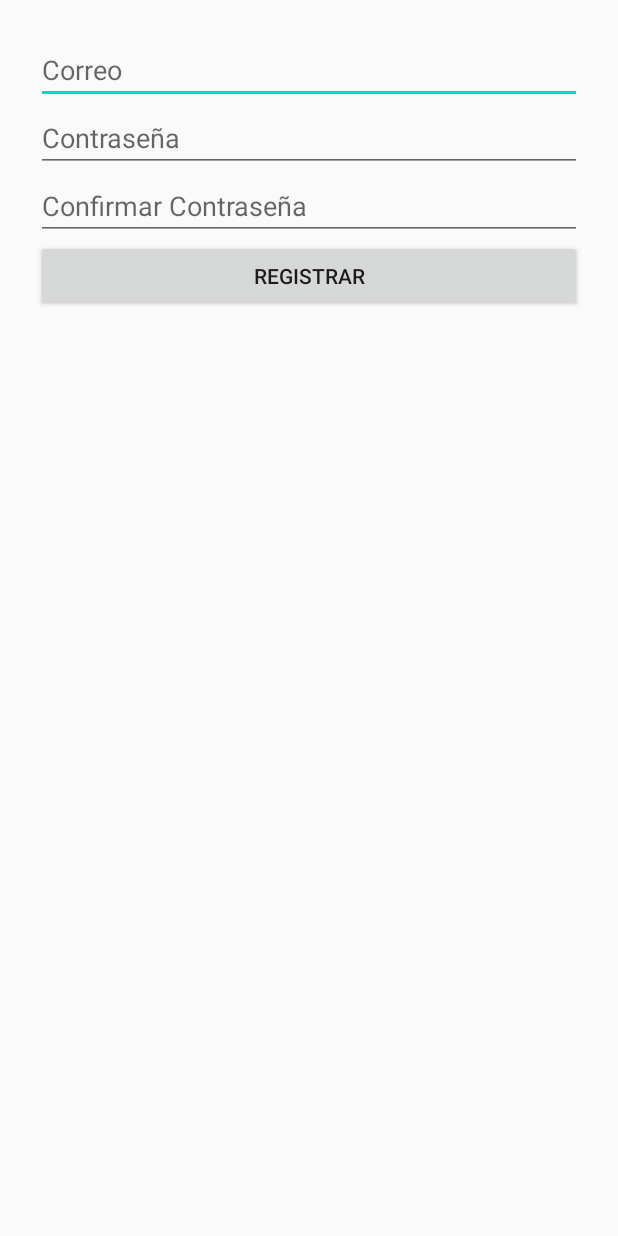
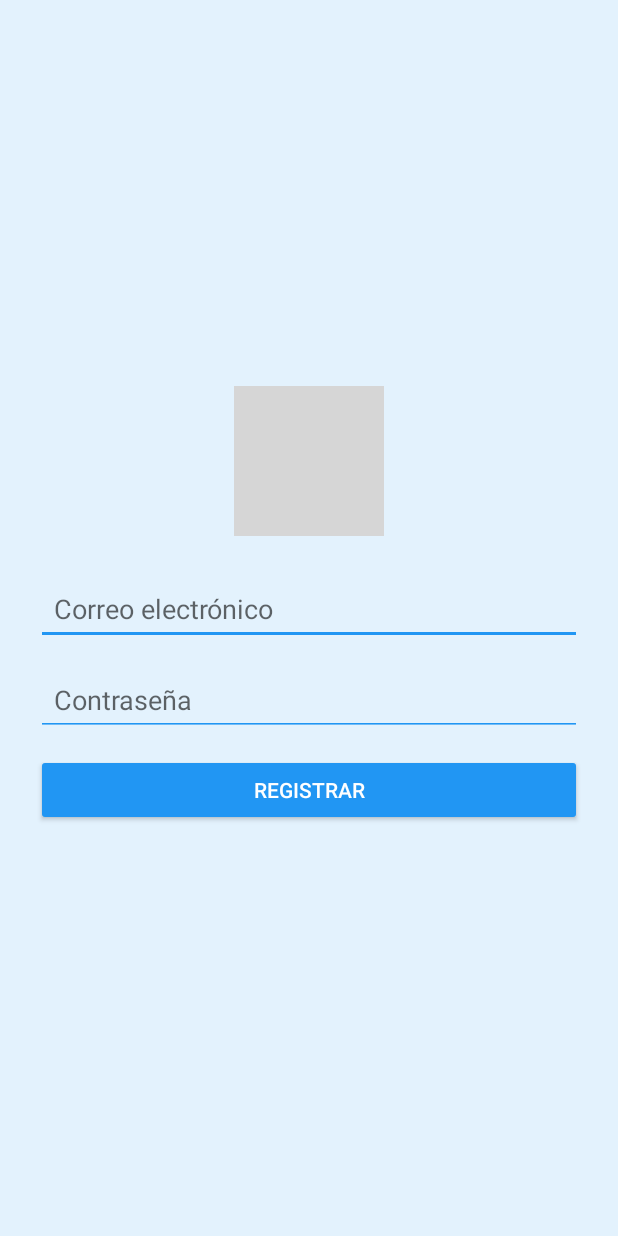
Before and after one commit to nnainalvarado/Porton-Seguro, an Android app built with Jetpack Compose: the registrarActivity screen opened directly, with no data from a screen before it, after a tap on "REGISTRAR", on a phone screen of 412 x 824 dp. Run offline under Robolectric (Android 15) with nearby library versions, the light colour scheme and no system bars; our stand-ins replace Firebase (no records; nobody signed in at launch, a user with empty details on screens opened directly); grey boxes are pictures that could not be loaded.

Commit message:
Autentificacion y primera pantalla de Porton Seguro

```diff
--- a/app/build.gradle.kts
+++ b/app/build.gradle.kts
@@ -62,4 +62,5 @@ dependencies {
     debugImplementation(libs.androidx.ui.tooling)
     debugImplementation(libs.androidx.ui.test.manifest)
     implementation("androidx.appcompat:appcompat:1.7.0")
+    implementation (libs.play.services.auth)
 }
--- a/app/src/main/java/com/example/portonseguro/registrarActivity.kt
+++ b/app/src/main/java/com/example/portonseguro/registrarActivity.kt
@@ -2,34 +2,38 @@ package com.example.portonseguro
 
 import android.content.Intent
 import android.os.Bundle
-import android.widget.Button
-import android.widget.EditText
-import android.widget.Toast
+import android.widget.*
 import androidx.appcompat.app.AppCompatActivity
+import com.google.firebase.auth.FirebaseAuth
 
 class registrarActivity : AppCompatActivity() {
+
+    private lateinit var auth: FirebaseAuth
 
     override fun onCreate(savedInstanceState: Bundle?) {
         super.onCreate(savedInstanceState)
         setContentView(R.layout.activity_registrar)
 
-        val emailEditText = findViewById<EditText>(R.id.editTextEmailRegister)
-        val passwordEditText = findViewById<EditText>(R.id.editTextPasswordRegister)
-        val confirmEditText = findViewById<EditText>(R.id.editTextConfirmPassword)
-        val registerButton = findViewById<Button>(R.id.buttonRegister)
+        auth = FirebaseAuth.getInstance()
 
-        registerButton.setOnClickListener {
-            val email = emailEditText.text.toString()
-            val password = passwordEditText.text.toString()
-            val confirm = confirmEditText.text.toString()
+        val emailRegister = findViewById<EditText>(R.id.emailRegister)
+        val passwordRegister = findViewById<EditText>(R.id.passwordRegister)
+        val btnRegister = findViewById<Button>(R.id.btnRegister)
 
-            if (email.isNotEmpty() && password.isNotEmpty() && password == confirm) {
-                // Aquí va tu lógica de registro
-                Toast.makeText(this, "Usuario registrado", Toast.LENGTH_SHORT).show()
-                startActivity(Intent(this, LoginActivity::class.java))
-            } else {
-                Toast.makeText(this, "Verifica los datos", Toast.LENGTH_SHORT).show()
-            }
+        btnRegister.setOnClickListener {
+            val email = emailRegister.text.toString()
+            val password = passwordRegister.text.toString()
+
+            auth.createUserWithEmailAndPassword(email, password)
+                .addOnCompleteListener(this) { task ->
+                    if (task.isSuccessful) {
+                        Toast.makeText(this, "Registro exitoso", Toast.LENGTH_SHORT).show()
+                        startActivity(Intent(this, LoginActivity::class.java))
+                        finish()
+                    } else {
+                        Toast.makeText(this, "Error al registrarse", Toast.LENGTH_SHORT).show()
+                    }
+                }
         }
     }
 }
--- a/app/src/main/res/layout/activity_registrar.xml
+++ b/app/src/main/res/layout/activity_registrar.xml
@@ -1,34 +1,52 @@
 <?xml version="1.0" encoding="utf-8"?>
-<LinearLayout xmlns:android="http://schemas.android.com/apk/res/android"
+<ScrollView xmlns:android="http://schemas.android.com/apk/res/android"
     android:layout_width="match_parent"
     android:layout_height="match_parent"
+    android:background="#E3F2FD"
+    android:padding="24dp"
+    android:fillViewport="true">
+
+    <LinearLayout
+        android:layout_width="match_parent"
+        android:layout_height="wrap_content"
         android:orientation="vertical"
-    android:padding="24dp">
+        android:gravity="center"
+        android:layout_gravity="center">
+
+        <ImageView
+            android:layout_width="100dp"
+            android:layout_height="100dp"
+            android:src="@drawable/icon_usuario"
+            android:layout_marginBottom="24dp" />
 
         <EditText
-        android:id="@+id/editTextEmailRegister"
+            android:id="@+id/emailRegister"
             android:layout_width="match_parent"
             android:layout_height="wrap_content"
-        android:hint="Correo" />
+            android:hint="Correo electrónico"
+            android:inputType="textEmailAddress"
+            android:padding="12dp"
+            android:backgroundTint="#2196F3"
+            android:layout_marginBottom="12dp" />
 
         <EditText
-        android:id="@+id/editTextPasswordRegister"
+            android:id="@+id/passwordRegister"
             android:layout_width="match_parent"
             android:layout_height="wrap_content"
             android:hint="Contraseña"
-        android:inputType="textPassword" />
+            android:inputType="textPassword"
+            android:padding="12dp"
+            android:backgroundTint="#2196F3"
+            android:layout_marginBottom="12dp" />
 
-    <EditText
-        android:id="@+id/editTextConfirmPassword"
+        <Button
+            android:id="@+id/btnRegister"
             android:layout_width="match_parent"
             android:layout_height="wrap_content"
-        android:hint="Confirmar Contraseña"
-        android:inputType="textPassword" />
-
-    <Button
-        android:id="@+id/buttonRegister"
-        android:layout_width="match_parent"
-        android:layout_height="wrap_content"
-        android:text="Registrar" />
+            android:text="Registrar"
+            android:textColor="@android:color/white"
+            android:backgroundTint="#2196F3"
+            android:layout_marginBottom="16dp" />
 
     </LinearLayout>
+</ScrollView>
--- a/app/src/main/res/values/strings.xml
+++ b/app/src/main/res/values/strings.xml
@@ -5,4 +5,6 @@
     <string name="title_activity_ver_estado">verEstadoActivity</string>
     <string name="title_activity_login">loginActivity</string>
     <string name="title_activity_registrar">registrarActivity</string>
+    <string name="default_web_client_id">TU_CLIENT_ID</string>
+    <string name="title_activity_conexion_porton">conexionPortonActivity</string>
 </resources>
--- a/gradle/libs.versions.toml
+++ b/gradle/libs.versions.toml
@@ -13,6 +13,7 @@ firebaseAuth = "23.2.1"
 credentials = "1.5.0"
 credentialsPlayServicesAuth = "1.5.0"
 googleid = "1.1.1"
+playServicesAuth = "21.1.0"
 
 [libraries]
 androidx-core-ktx = { group = "androidx.core", name = "core-ktx", version.ref = "coreKtx" }
@@ -33,6 +34,7 @@ firebase-auth = { group = "com.google.firebase", name = "firebase-auth", version
 androidx-credentials = { group = "androidx.credentials", name = "credentials", version.ref = "credentials" }
 androidx-credentials-play-services-auth = { group = "androidx.credentials", name = "credentials-play-services-auth", version.ref = "credentialsPlayServicesAuth" }
 googleid = { group = "com.google.android.libraries.identity.googleid", name = "googleid", version.ref = "googleid" }
+play-services-auth = { module = "com.google.android.gms:play-services-auth", version.ref = "playServicesAuth" }
 
 [plugins]
 android-application = { id = "com.android.application", version.ref = "agp" }
```
Also changed, not shown: app/src/main/AndroidManifest.xml (+15 -13 lines), app/src/main/java/com/example/portonseguro/MainActivity.kt (deleted, +0 -28 lines), app/src/main/java/com/example/portonseguro/MovimientoDetectadoActivity.kt (+7 -1 lines), app/src/main/java/com/example/portonseguro/conexionPortonActivity.kt (added, +55 -0 lines), app/src/main/java/com/example/portonseguro/loginActivity.kt (+25 -20 lines), app/src/main/res/layout/activity_conexion_porton.xml (added, +51 -0 lines), app/src/main/res/layout/activity_login.xml (+48 -13 lines), app/src/main/res/layout/activity_movimiento_detectado.xml (line endings or trailing spaces). Lines whose indentation alone changed are shown as unchanged.
